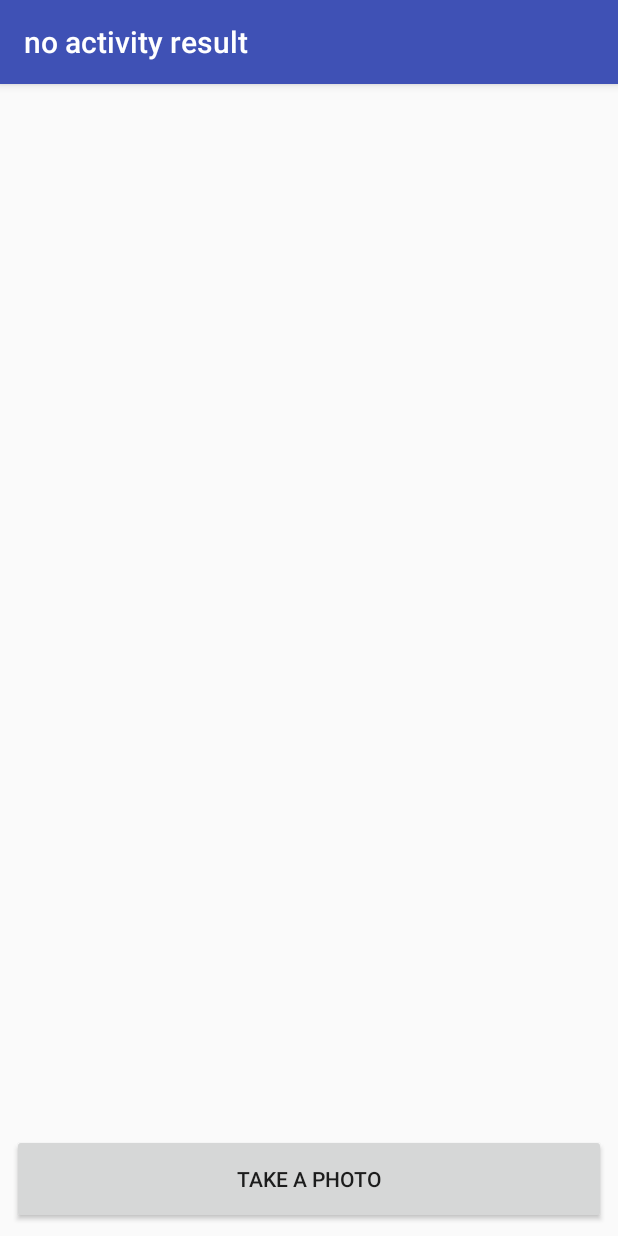
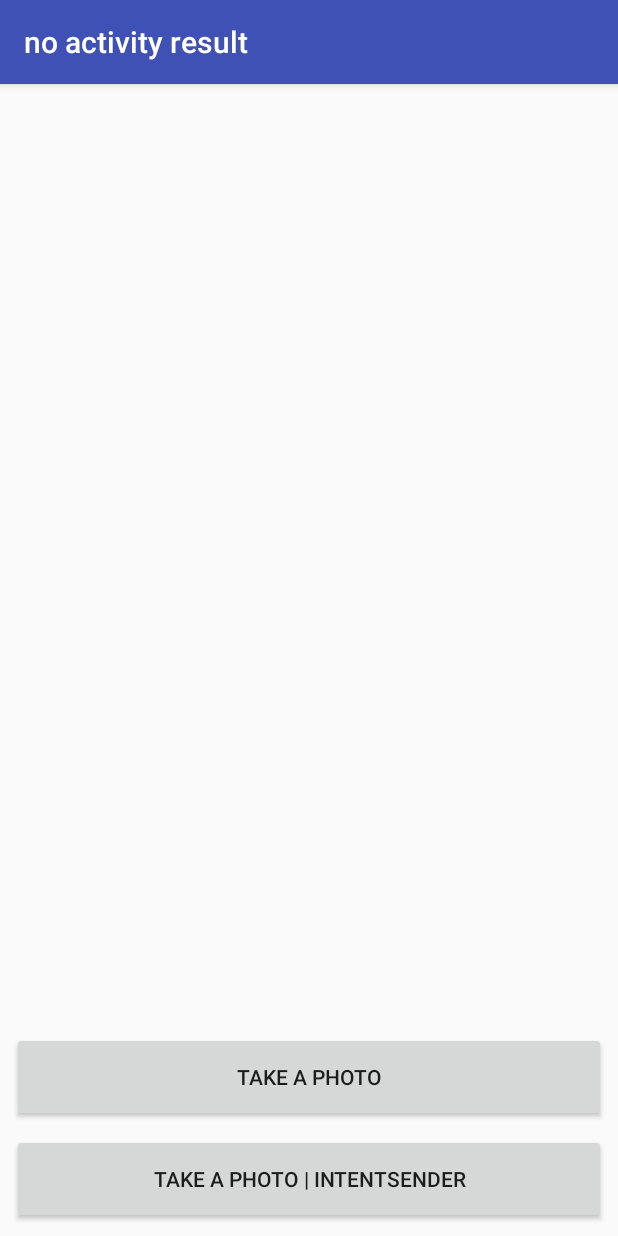
Before and after one commit to florent37/InlineActivityResult, an Android app: the MainActivityJava7 screen opened directly, with no data from a screen before it, on a phone screen of 412 x 824 dp. Run offline under Robolectric (Android 15) with nearby library versions, the phone set to English and light mode, and no system bars.

Commit message:
add new button (requestIntentSenderView) to layout

```diff
--- a/sample/src/main/res/layout/activity_request.xml
+++ b/sample/src/main/res/layout/activity_request.xml
@@ -4,18 +4,6 @@
     android:layout_width="match_parent"
     android:layout_height="match_parent"
     android:orientation="vertical">
-
-    <Button
-        android:id="@+id/requestView"
-        android:layout_width="match_parent"
-        android:layout_height="60dp"
-        android:layout_marginBottom="8dp"
-        android:layout_marginEnd="8dp"
-        android:layout_marginStart="8dp"
-        android:text="Take a photo"
-        app:layout_constraintBottom_toBottomOf="parent"
-        app:layout_constraintEnd_toEndOf="parent"
-        app:layout_constraintStart_toStartOf="parent" />
 
     <ImageView
         android:id="@+id/resultView"
@@ -26,7 +14,31 @@
         android:layout_marginTop="8dp"
         app:layout_constraintEnd_toEndOf="parent"
         app:layout_constraintStart_toStartOf="parent"
-        app:layout_constraintTop_toTopOf="parent" />
+        app:layout_constraintTop_toTopOf="parent"
+        app:layout_constraintBottom_toTopOf="@id/requestView"/>
 
+    <Button
+        android:id="@+id/requestView"
+        android:layout_width="match_parent"
+        android:layout_height="60dp"
+        android:layout_marginBottom="8dp"
+        android:layout_marginEnd="8dp"
+        android:layout_marginStart="8dp"
+        android:text="Take a photo"
+        app:layout_constraintBottom_toTopOf="@id/requestIntentSenderView"
+        app:layout_constraintEnd_toEndOf="parent"
+        app:layout_constraintStart_toStartOf="parent" />
+
+    <Button
+        android:id="@+id/requestIntentSenderView"
+        android:layout_width="match_parent"
+        android:layout_height="60dp"
+        android:layout_marginBottom="8dp"
+        android:layout_marginEnd="8dp"
+        android:layout_marginStart="8dp"
+        android:text="Take a photo | IntentSender"
+        app:layout_constraintBottom_toBottomOf="parent"
+        app:layout_constraintEnd_toEndOf="parent"
+        app:layout_constraintStart_toStartOf="parent" />
 
 </androidx.constraintlayout.widget.ConstraintLayout>
```
